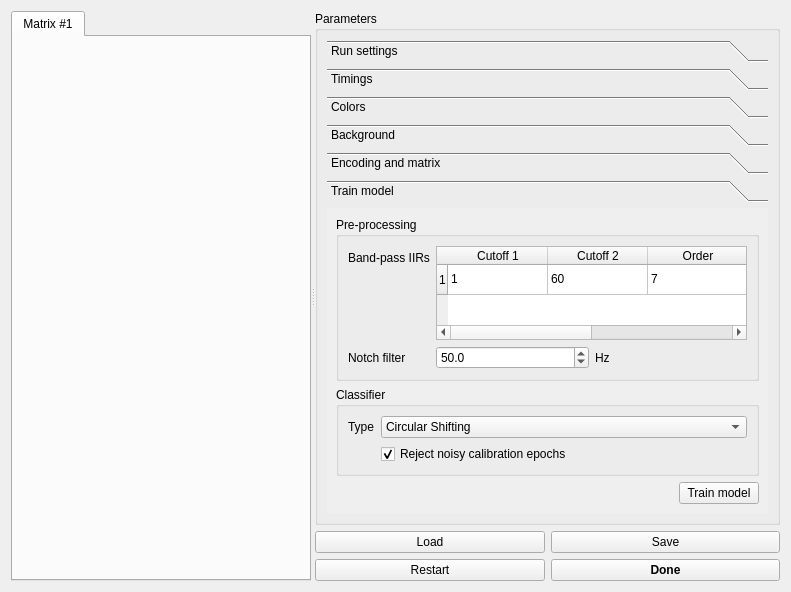
Qt form config.ui (medusabci/app-cvep-speller) before a commit.
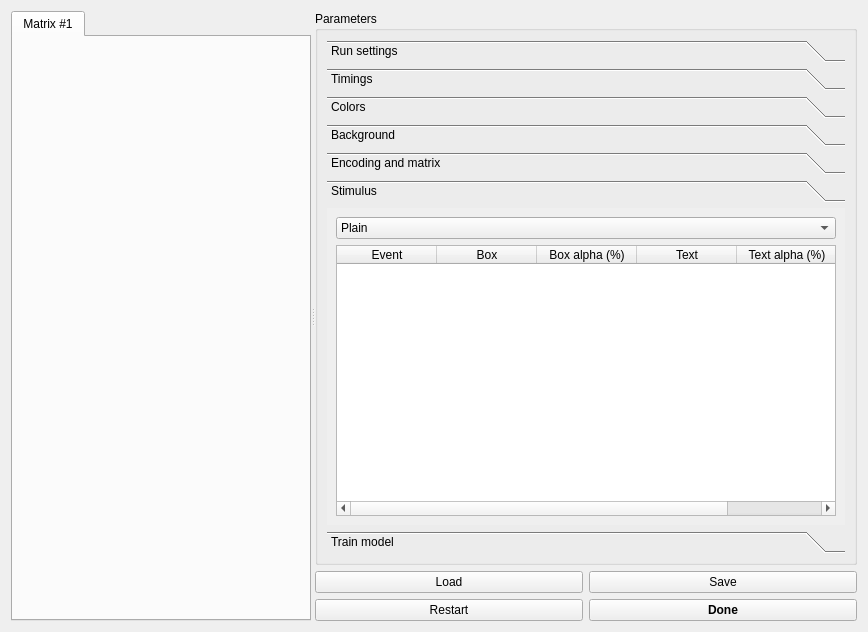
The same form after that commit. The open tabs and pages were chosen to show the change.

What changed in the file:
```diff
--- a/config.ui
+++ b/config.ui
@@ -6,8 +6,8 @@
    <rect>
     <x>0</x>
     <y>0</y>
-    <width>791</width>
-    <height>592</height>
+    <width>868</width>
+    <height>632</height>
    </rect>
   </property>
   <property name="focusPolicy">
@@ -507,44 +507,6 @@
              <layout class="QVBoxLayout" name="verticalLayout_6">
               <item>
                <layout class="QVBoxLayout" name="verticalLayout_5">
-                <item>
-                 <widget class="QGroupBox" name="groupBox_17">
-                  <property name="title">
-                   <string>Sequence events</string>
-                  </property>
-                  <layout class="QHBoxLayout" name="horizontalLayout_20">
-                   <item>
-                    <widget class="QTableWidget" name="tableWidget_color_sequences">
-                     <column>
-                      <property name="text">
-                       <string>Event</string>
-                      </property>
-                     </column>
-                     <column>
-                      <property name="text">
-                       <string>Box color</string>
-                      </property>
-                     </column>
-                     <column>
-                      <property name="text">
-                       <string>Box alpha (%)</string>
-                      </property>
-                     </column>
-                     <column>
-                      <property name="text">
-                       <string>Text color</string>
-                      </property>
-                     </column>
-                     <column>
-                      <property name="text">
-                       <string>Text alpha (%)</string>
-                      </property>
-                     </column>
-                    </widget>
-                   </item>
-                  </layout>
-                 </widget>
-                </item>
                 <item>
                  <widget class="QGroupBox" name="color_general_box">
                   <property name="title">
@@ -1138,12 +1100,83 @@
               </item>
              </layout>
             </widget>
+            <widget class="QWidget" name="params_stimulus">
+             <property name="geometry">
+              <rect>
+               <x>0</x>
+               <y>0</y>
+               <width>520</width>
+               <height>295</height>
+              </rect>
+             </property>
+             <attribute name="label">
+              <string>Stimulus</string>
+             </attribute>
+             <layout class="QVBoxLayout" name="verticalLayout_4">
+              <item>
+               <widget class="QComboBox" name="comboBox_stimulus_type">
+                <item>
+                 <property name="text">
+                  <string>Plain</string>
+                 </property>
+                </item>
+                <item>
+                 <property name="text">
+                  <string>Grating</string>
+                 </property>
+                </item>
+                <item>
+                 <property name="text">
+                  <string>Checkerboard</string>
+                 </property>
+                </item>
+                <item>
+                 <property name="text">
+                  <string>Customize</string>
+                 </property>
+                </item>
+               </widget>
+              </item>
+              <item>
+               <widget class="QTableWidget" name="tableWidget_color_sequences">
+                <property name="enabled">
+                 <bool>true</bool>
+                </property>
+                <column>
+                 <property name="text">
+                  <string>Event</string>
+                 </property>
+                </column>
+                <column>
+                 <property name="text">
+                  <string>Box</string>
+                 </property>
+                </column>
+                <column>
+                 <property name="text">
+                  <string>Box alpha (%)</string>
+                 </property>
+                </column>
+                <column>
+                 <property name="text">
+                  <string>Text</string>
+                 </property>
+                </column>
+                <column>
+                 <property name="text">
+                  <string>Text alpha (%)</string>
+                 </property>
+                </column>
+               </widget>
+              </item>
+             </layout>
+            </widget>
             <widget class="QWidget" name="params_train_model">
              <property name="geometry">
               <rect>
                <x>0</x>
                <y>0</y>
-               <width>429</width>
+               <width>506</width>
                <height>297</height>
               </rect>
              </property>
```
Left out of the diff: 20 changed lines with no effect on the pictures.
